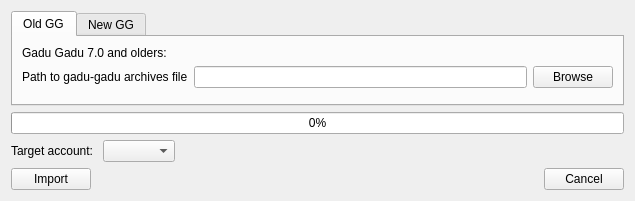
First picture: the form in gui/import_history.ui, repository Kicer86/kadu-import_history, before the edit.
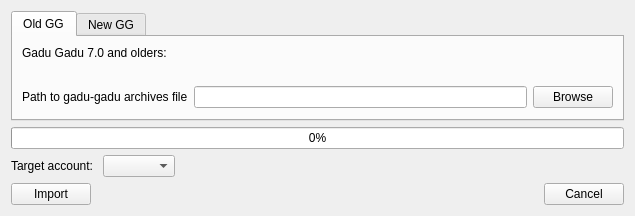
Second picture: the form after the edit.

Commit message: Show hint on Windows

Diff of the .ui file:
```diff
--- a/gui/import_history.ui
+++ b/gui/import_history.ui
@@ -31,6 +31,13 @@
          </property>
         </widget>
        </item>
+       <item>
+        <widget class="QLabel" name="hint_old">
+         <property name="text">
+          <string></string>
+         </property>
+        </widget>
+       </item>
        <item>
         <layout class="QHBoxLayout" name="horizontalLayout_2">
          <item>
```
Left out of the diff: 7 changed lines with no effect on the pictures. The commit also changes 2 other files.
